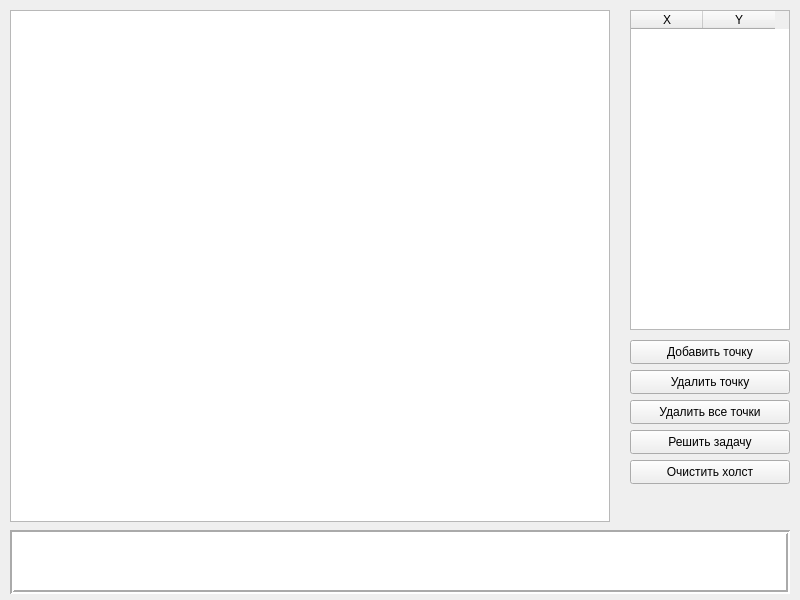
This is antsor/lab_01/mainwindow.ui in SGCube/IU7-Computer-Graphics as Qt 5 draws it before an edit. The edited form follows.
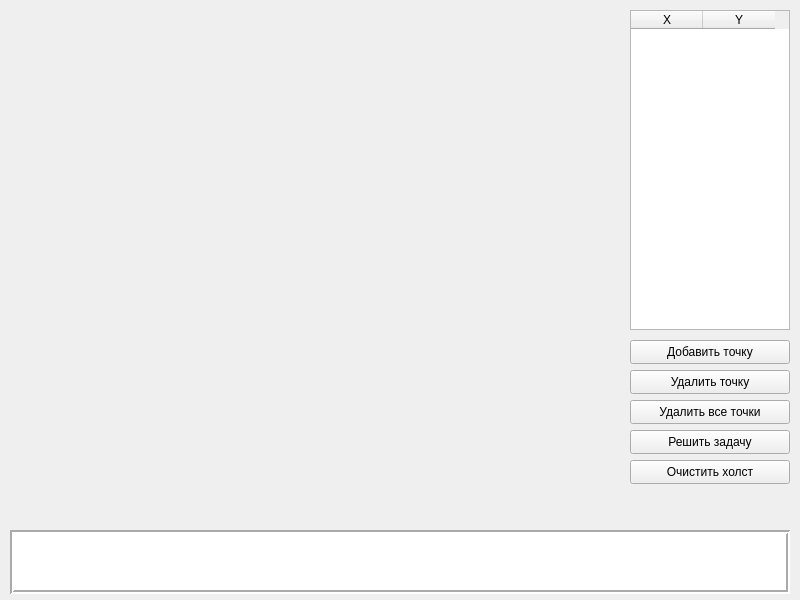
This is the edited form.

Patch:
```diff
--- a/antsor/lab_01/mainwindow.ui
+++ b/antsor/lab_01/mainwindow.ui
@@ -14,16 +14,6 @@
    <string>MainWindow</string>
   </property>
   <widget class="QWidget" name="centralWidget">
-   <widget class="QGraphicsView" name="graphicsView">
-    <property name="geometry">
-     <rect>
-      <x>10</x>
-      <y>10</y>
-      <width>600</width>
-      <height>512</height>
-     </rect>
-    </property>
-   </widget>
    <widget class="QTableWidget" name="pointTable">
     <property name="geometry">
      <rect>
```
